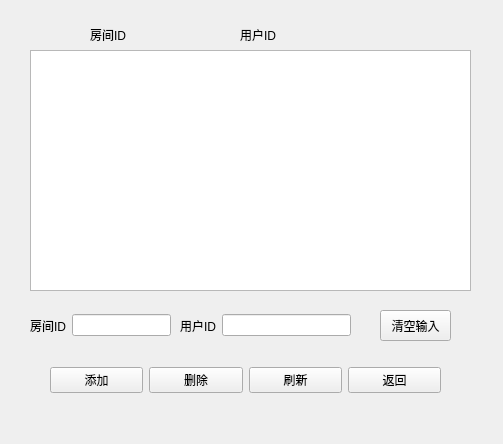
This is Master/usermanagementwidget.ui in L-Jay1999/DistributedTemperatureControlSystem as Qt 5 draws it before an edit. The edited form follows.
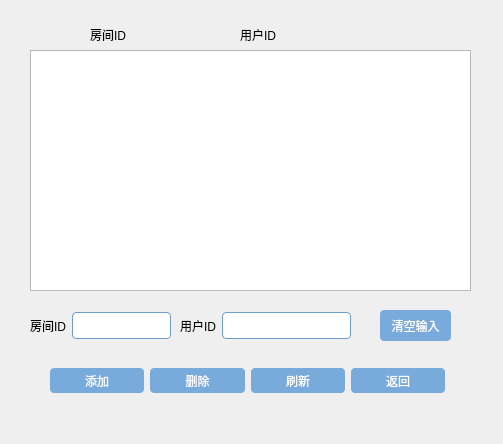
This is the edited form.

```diff
--- a/Master/usermanagementwidget.ui
+++ b/Master/usermanagementwidget.ui
@@ -13,6 +13,38 @@
   <property name="windowTitle">
    <string>Form</string>
   </property>
+  <property name="styleSheet">
+   <string notr="true">QLineEdit {
+        border-radius: 4px;
+        height: 25px;
+        border: 1px solid rgb(111, 156, 207);
+        background: white;
+}
+QLineEdit:enabled {
+        color: rgb(84, 84, 84);
+}
+QLineEdit:enabled:hover, QLineEdit:enabled:focus {
+        color: rgb(51, 51, 51);
+}
+QLineEdit:!enabled {
+        color: rgb(80, 80, 80);
+}
+
+QPushButton{
+        border-radius: 4px;
+        border: none;
+        width: 75px;
+        height: 25px;
+}
+QPushButton:enabled {
+        background: rgb(120, 170, 220);
+        color: white;
+}
+QPushButton:hover {
+	background: rgb(0, 78, 161);
+}
+</string>
+  </property>
   <widget class="QTextEdit" name="textEdit">
    <property name="geometry">
     <rect>
@@ -50,7 +82,7 @@
     <rect>
      <x>50</x>
      <y>360</y>
-     <width>391</width>
+     <width>395</width>
      <height>41</height>
     </rect>
    </property>
```
Left out of the diff: 8 changed lines with no effect on the pictures.
